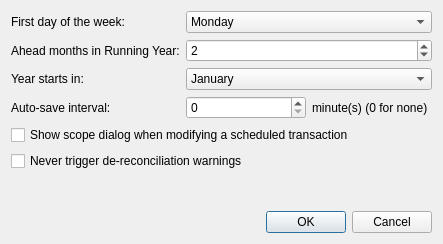
Before: the Qt Designer form qt/ui/preferences_panel.ui in Mouchnino/moneyguru, drawn with Qt 5.
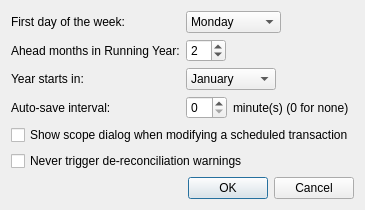
After: the same form once the commit is applied.

Patch:
```diff
--- a/qt/ui/preferences_panel.ui
+++ b/qt/ui/preferences_panel.ui
@@ -6,8 +6,8 @@
    <rect>
     <x>0</x>
     <y>0</y>
-    <width>443</width>
-    <height>244</height>
+    <width>332</width>
+    <height>201</height>
    </rect>
   </property>
   <property name="windowTitle">
@@ -28,6 +28,12 @@
      </item>
      <item row="0" column="1">
       <widget class="QComboBox" name="firstWeekdayComboBox">
+       <property name="sizePolicy">
+        <sizepolicy hsizetype="Maximum" vsizetype="Fixed">
+         <horstretch>0</horstretch>
+         <verstretch>0</verstretch>
+        </sizepolicy>
+       </property>
        <item>
         <property name="text">
          <string>Monday</string>
@@ -77,6 +83,12 @@
      </item>
      <item row="1" column="1">
       <widget class="QSpinBox" name="aheadMonthsSpinBox">
+       <property name="sizePolicy">
+        <sizepolicy hsizetype="Maximum" vsizetype="Fixed">
+         <horstretch>0</horstretch>
+         <verstretch>0</verstretch>
+        </sizepolicy>
+       </property>
        <property name="maximum">
         <number>11</number>
        </property>
@@ -97,6 +109,12 @@
      </item>
      <item row="2" column="1">
       <widget class="QComboBox" name="yearStartComboBox">
+       <property name="sizePolicy">
+        <sizepolicy hsizetype="Maximum" vsizetype="Fixed">
+         <horstretch>0</horstretch>
+         <verstretch>0</verstretch>
+        </sizepolicy>
+       </property>
        <item>
         <property name="text">
          <string>January</string>
@@ -172,7 +190,14 @@
      <item row="3" column="1">
       <layout class="QHBoxLayout" name="horizontalLayout">
        <item>
-        <widget class="QSpinBox" name="autoSaveIntervalSpinBox"/>
+        <widget class="QSpinBox" name="autoSaveIntervalSpinBox">
+         <property name="sizePolicy">
+          <sizepolicy hsizetype="Maximum" vsizetype="Fixed">
+           <horstretch>0</horstretch>
+           <verstretch>0</verstretch>
+          </sizepolicy>
+         </property>
+        </widget>
        </item>
        <item>
         <widget class="QLabel" name="label_5">
```
